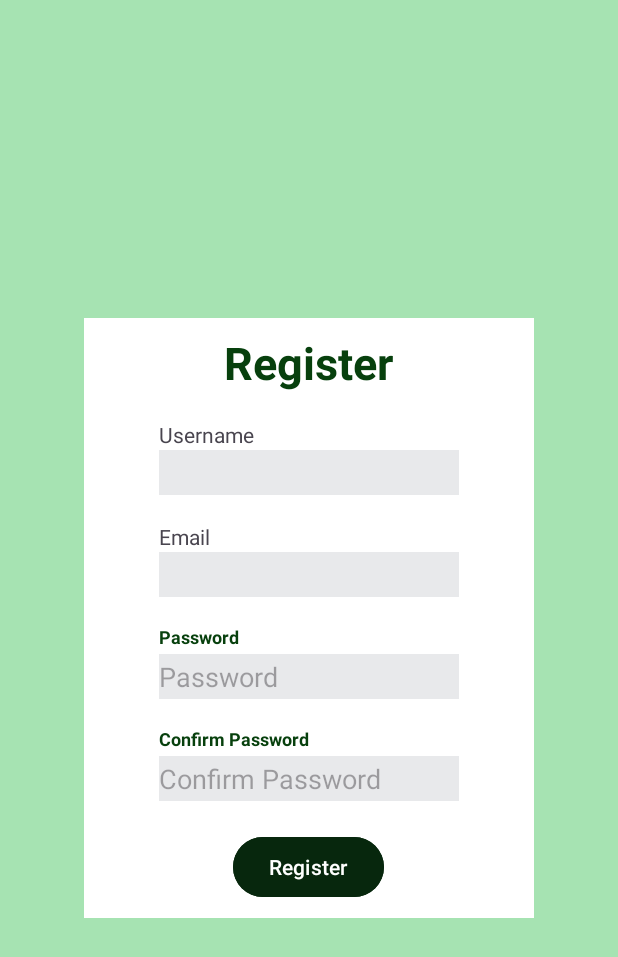
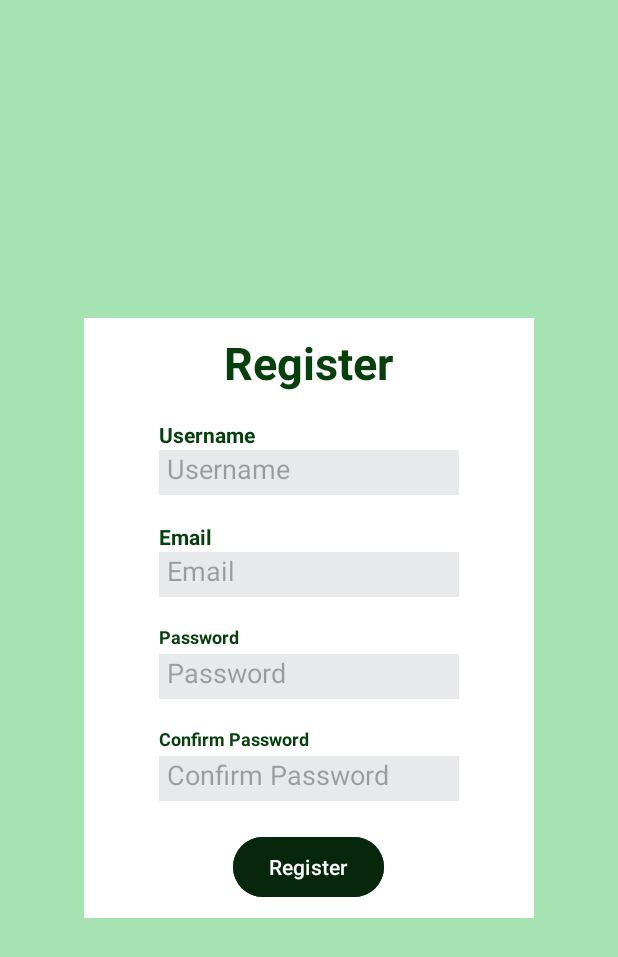
Before and after one commit to radjikinseptiawan/vidcom_apps, an Android app: the layout register_activity.xml on its own in the app's theme, with its tools: preview values and no code run, on a phone screen of 412 x 824 dp. Shown: the top 957 px of the screen. Run offline under Robolectric (Android 15) with nearby library versions, the phone set to English and light mode, and no system bars.

Commit message:
add new file and modified MainActivity

```diff
--- a/app/src/main/AndroidManifest.xml
+++ b/app/src/main/AndroidManifest.xml
@@ -11,6 +11,8 @@
         android:roundIcon="@mipmap/ic_launcher_adaptive_fore"
         android:supportsRtl="true"
         android:theme="@style/Theme.Vidcom">
+        <activity android:name=".RegisterActivity" android:exported="true"/>
+        <activity android:name=".LoginActivity" android:exported="true"/>
         <activity android:name=".MainActivity" android:exported="true"/>
         <activity
             android:name=".SplashActivity"
--- /dev/null
+++ b/app/src/main/java/com/example/vidcom/APILogic.java
@@ -0,0 +1,4 @@
+package com.example.vidcom;
+
+public class APILogic {
+}
--- /dev/null
+++ b/app/src/main/java/com/example/vidcom/LocationHandler.java
@@ -0,0 +1,4 @@
+package com.example.vidcom;
+
+public class LocationHandler {
+}
--- a/app/src/main/res/layout/activity_main.xml
+++ b/app/src/main/res/layout/activity_main.xml
@@ -20,6 +20,7 @@
         <Button
             android:id="@+id/loginbtn"
             android:layout_width="wrap_content"
+            android:textColor="@color/white"
             android:layout_height="wrap_content"
             android:text="@string/login"
             android:layout_marginLeft="10dp"
@@ -29,6 +30,7 @@
 
         <Button
             android:id="@+id/registerbtn"
+            android:textColor="@color/white"
             android:layout_width="wrap_content"
             android:layout_height="wrap_content"
             android:text="@string/register"
@@ -54,6 +56,7 @@
 
         <Button
             android:id="@+id/uploadbtn"
+            android:textColor="@color/white"
             android:layout_centerHorizontal="true"
             android:layout_width="wrap_content"
             android:layout_height="wrap_content"
--- a/app/src/main/res/layout/login_activity.xml
+++ b/app/src/main/res/layout/login_activity.xml
@@ -33,18 +33,19 @@
             android:layout_marginTop="18dp"
             >
             <TextView
+                android:textStyle="bold"
                 android:labelFor="@string/username"
                 android:layout_width="wrap_content"
                 android:layout_height="wrap_content"
+                android:textColor="@color/textColor"
                 android:text="@string/username"
                 />
             <EditText
-                android:id="@+id/username"
                 android:layout_marginTop="20dp"
                 android:layout_width="200dp"
                 android:layout_height="30dp"
-                android:padding="20dp"
                 android:hint="@string/username"
+                android:id="@+id/username"
                 android:background="@color/inputColor"
                 />
 
@@ -79,6 +80,7 @@
             android:layout_height="wrap_content"
             android:text="@string/login"
             android:backgroundTint="@color/btnColor"
+            android:textColor="@color/white"
             android:layout_marginTop="20dp"
             />
     </LinearLayout>
--- a/app/src/main/res/layout/register_activity.xml
+++ b/app/src/main/res/layout/register_activity.xml
@@ -33,19 +33,23 @@
             android:layout_marginTop="18dp"
             >
             <TextView
+                android:textStyle="bold"
                 android:labelFor="@string/username"
                 android:layout_width="wrap_content"
                 android:layout_height="wrap_content"
                 android:text="@string/username"
+                android:textColor="@color/textColor"
+
                 />
             <EditText
-                android:id="@+id/username"
                 android:layout_marginTop="20dp"
                 android:layout_width="200dp"
                 android:layout_height="30dp"
-                android:padding="20dp"
                 android:hint="@string/username"
-                android:background="@color/inputColor"
+                android:id="@+id/username"
+                android:inputType="text"
+                android:padding="5dp"
+                android:background="@color/inputColor"                />
                 />
         </RelativeLayout>
 
@@ -55,21 +59,22 @@
             android:layout_marginTop="18dp"
             >
             <TextView
+                android:textStyle="bold"
+                android:textColor="@color/textColor"
                 android:labelFor="@string/username"
                 android:layout_width="wrap_content"
                 android:layout_height="wrap_content"
                 android:text="@string/email"
                 />
             <EditText
-                android:id="@+id/email"
                 android:layout_marginTop="20dp"
                 android:layout_width="200dp"
                 android:layout_height="30dp"
-                android:padding="20dp"
                 android:hint="@string/email"
-                android:background="@color/inputColor"
+                android:padding="5dp"
+                android:id="@+id/email"
                 android:inputType="textEmailAddress"
-                />
+                android:background="@color/inputColor"                />
         </RelativeLayout>
 
 
@@ -92,6 +97,7 @@
                 android:layout_height="30dp"
                 android:hint="@string/password"
                 android:id="@+id/password"
+                android:padding="5dp"
                 android:inputType="textPassword"
                 android:background="@color/inputColor"
                 />
@@ -117,12 +123,14 @@
                 android:layout_height="30dp"
                 android:hint="@string/confirmPassword"
                 android:id="@+id/confirmPassword"
+                android:padding="5dp"
                 android:inputType="textPassword"
                 android:background="@color/inputColor"
                 />
         </RelativeLayout>
 
         <Button
+            android:textColor="@color/white"
             android:layout_width="wrap_content"
             android:layout_height="wrap_content"
             android:text="@string/register"
```
Also changed, not shown: app/src/main/java/com/example/vidcom/MainActivity.java (+11 -0 lines).
